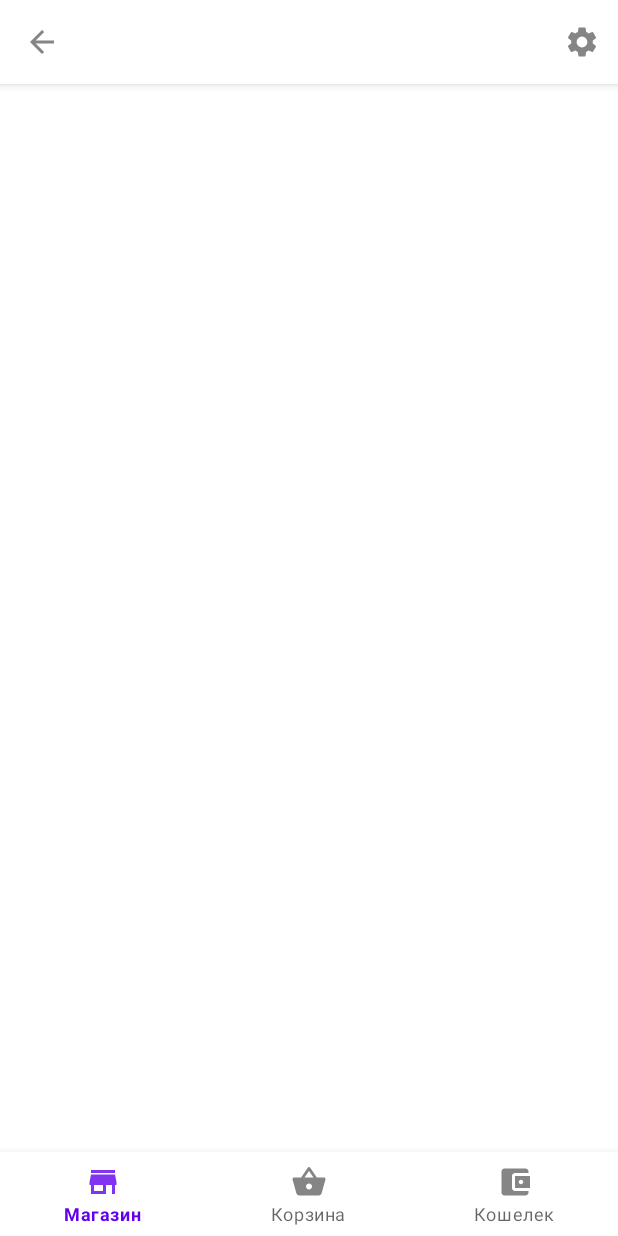
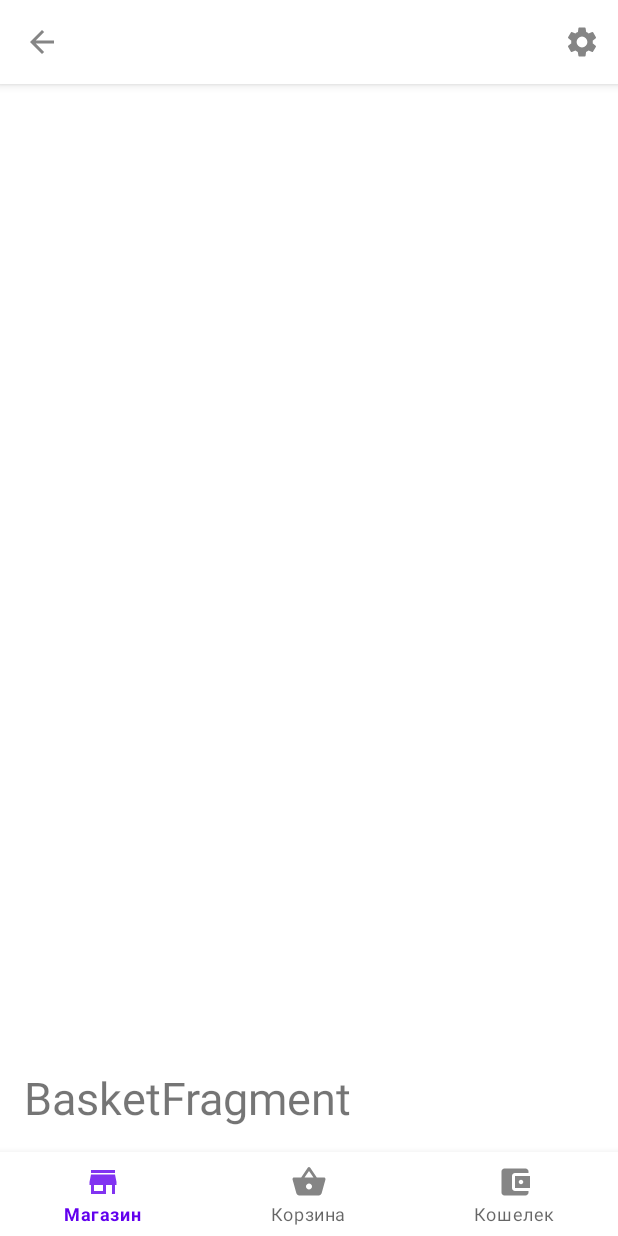
Before and after one commit to evgnpn/thesaddestshop, an Android app: the screen it shows after launch (MainActivity), on a phone screen of 412 x 824 dp. Run offline under Robolectric (Android 15) with nearby library versions, the phone set to English and light mode, and no system bars; our stand-ins replace Room's generated code.

Commit message:
add basketItems

```diff
--- a/app/src/main/java/by/step/thoughts/activity/MainActivity.java
+++ b/app/src/main/java/by/step/thoughts/activity/MainActivity.java
@@ -11,12 +11,16 @@ import androidx.fragment.app.Fragment;
 import androidx.fragment.app.FragmentManager;
 import androidx.fragment.app.FragmentTransaction;
 import androidx.lifecycle.ViewModelProvider;
+import androidx.room.Room;
+import androidx.room.RoomDatabase;
 
 import com.google.android.material.appbar.MaterialToolbar;
 import com.google.android.material.bottomnavigation.BottomNavigationView;
 
 import by.step.thoughts.Constants;
 import by.step.thoughts.R;
+import by.step.thoughts.data.AppDatabase;
+import by.step.thoughts.entity.Category;
 import by.step.thoughts.fragment.BasketFragment;
 import by.step.thoughts.fragment.ShopFragment;
 import by.step.thoughts.viewmodel.DatabaseViewModel;
@@ -37,108 +41,123 @@ public class MainActivity extends AppCompatActivity {
         setContentView(R.layout.activity_main);
         Log.i(LOG_TAG, "MainActivity: onCreate");
 
-        if (savedInstanceState != null) {
-            return;
-        }
+//        Thread th = new Thread(new Runnable() {
+//            @Override
+//            public void run() {
+//                AppDatabase database = Room
+//                        .databaseBuilder(MainActivity.this, AppDatabase.class, Constants.DATABASE_FILENAME)
+//                        .createFromAsset(Constants.DATABASE_FILENAME)
+//                        .build();
+//                database.getCategoryDao().insert(new Category("ddd"));
+//            }
+//        });
+//        th.start();
+
 
         //      this.savedInstanceState = savedInstanceState;
 
         new ViewModelProvider(this).get(DatabaseViewModel.class).setContext(this);
 
-        int pageId = getSelectedPageId();
+        getSupportFragmentManager()
+                .beginTransaction()
+                .replace(R.id.container, new BasketFragment(), BasketFragment.TAG)
+                .commit();
 
-        configureTopAppBar();
-        configureBottomNavBar(pageId);
+//
+//        int pageId = getSelectedPageId();
+//
+//        configureTopAppBar();
+//        configureBottomNavBar(pageId);
     }
 
-    private int getSelectedPageId() {
-        int pageId = savedInstanceState == null
-                ? Constants.DEFAULT_PAGE_ID
-                : savedInstanceState.getInt(Constants.ARG_PAGE_ID);
-
-        Log.i(LOG_TAG, "getSelectedPageId: " + msg(pageId));
-
-        return pageId;
-    }
-
-    private String msg(int pageId) {
-        if (pageId == R.id.shop_page)
-            return "shop_page";
-        if (pageId == R.id.basket_page)
-            return "basket_page";
-        if (pageId == R.id.purse_page)
-            return "purse_page";
-        return "";
-    }
-
-    private boolean navigateSwitch(int pageId) {
-        switch (pageId) {
-            case R.id.shop_page:
-                return navigateTo(new ShopFragment());
-            case R.id.basket_page:
-                return navigateTo(new BasketFragment());
-            case R.id.purse_page:
-                return true;
-        }
-        return false;
-    }
-
-    private <T extends Fragment> boolean navigateTo(String neededFragmentTag) {
-
-        FragmentManager fragmentManager = getSupportFragmentManager();
-        FragmentTransaction fragmentTransaction = fragmentManager.beginTransaction();
-
-        if (!activeFragmentTag.equals(neededFragmentTag)) {
-            Fragment activeFragment = fragmentManager.findFragmentByTag(activeFragmentTag);
-            if (activeFragment != null) {
-                fragmentTransaction.hide(activeFragment);
-            }
-            Fragment neededFragment = fragmentManager.findFragmentByTag(neededFragmentTag);
-            if (neededFragment != null) {
-                fragmentTransaction.show(neededFragment);
-            } else {
-
-                getSupportFragmentManager()
-                        .beginTransaction()
-                        .add(R.id.container, fragment, neededFragmentTag);
-            }
-        }
-
-
-        return true;
-    }
-
-    private void configureTopAppBar() {
-        topAppBar = findViewById(R.id.topAppBar);
-        topAppBar.setNavigationOnClickListener(new View.OnClickListener() {
-            @Override
-            public void onClick(View v) {
-                onBackPressed();
-            }
-        });
-    }
-
-    private void configureBottomNavBar(int pageId) {
-        bottomNavBar = findViewById(R.id.bottomNavBar);
-        bottomNavBar.setOnNavigationItemSelectedListener(new BottomNavigationView.OnNavigationItemSelectedListener() {
-            @Override
-            public boolean onNavigationItemSelected(@NonNull MenuItem item) {
-                return navigateSwitch(item.getItemId());
-            }
-        });
-        bottomNavBar.setSelectedItemId(pageId);
-
-    }
-
-    private Fragment createFragmentByTag(String tag) {
-        String shopFragmentTag = ShopFragment.class.getSimpleName();
-
-
-        switch (tag) {
-            case shopFragmentTag:
-                break;
-        }
-    }
+//    private int getSelectedPageId() {
+//        int pageId = savedInstanceState == null
+//                ? Constants.DEFAULT_PAGE_ID
+//                : savedInstanceState.getInt(Constants.ARG_PAGE_ID);
+//
+//        Log.i(LOG_TAG, "getSelectedPageId: " + msg(pageId));
+//
+//        return pageId;
+//    }
+//
+//    private String msg(int pageId) {
+//        if (pageId == R.id.shop_page)
+//            return "shop_page";
+//        if (pageId == R.id.basket_page)
+//            return "basket_page";
+//        if (pageId == R.id.purse_page)
+//            return "purse_page";
+//        return "";
+//    }
+//
+//    private boolean navigateSwitch(int pageId) {
+//        switch (pageId) {
+//            case R.id.shop_page:
+//                return navigateTo(new ShopFragment());
+//            case R.id.basket_page:
+//                return navigateTo(new BasketFragment());
+//            case R.id.purse_page:
+//                return true;
+//        }
+//        return false;
+//    }
+//
+//    private <T extends Fragment> boolean navigateTo(String neededFragmentTag) {
+//
+//        FragmentManager fragmentManager = getSupportFragmentManager();
+//        FragmentTransaction fragmentTransaction = fragmentManager.beginTransaction();
+//
+//        if (!activeFragmentTag.equals(neededFragmentTag)) {
+//            Fragment activeFragment = fragmentManager.findFragmentByTag(activeFragmentTag);
+//            if (activeFragment != null) {
+//                fragmentTransaction.hide(activeFragment);
+//            }
+//            Fragment neededFragment = fragmentManager.findFragmentByTag(neededFragmentTag);
+//            if (neededFragment != null) {
+//                fragmentTransaction.show(neededFragment);
+//            } else {
+//
+//                getSupportFragmentManager()
+//                        .beginTransaction()
+//                        .add(R.id.container, fragment, neededFragmentTag);
+//            }
+//        }
+//
+//
+//        return true;
+//    }
+//
+//    private void configureTopAppBar() {
+//        topAppBar = findViewById(R.id.topAppBar);
+//        topAppBar.setNavigationOnClickListener(new View.OnClickListener() {
+//            @Override
+//            public void onClick(View v) {
+//                onBackPressed();
+//            }
+//        });
+//    }
+//
+//    private void configureBottomNavBar(int pageId) {
+//        bottomNavBar = findViewById(R.id.bottomNavBar);
+//        bottomNavBar.setOnNavigationItemSelectedListener(new BottomNavigationView.OnNavigationItemSelectedListener() {
+//            @Override
+//            public boolean onNavigationItemSelected(@NonNull MenuItem item) {
+//                return navigateSwitch(item.getItemId());
+//            }
+//        });
+//        bottomNavBar.setSelectedItemId(pageId);
+//
+//    }
+//
+//    private Fragment createFragmentByTag(String tag) {
+//        String shopFragmentTag = ShopFragment.class.getSimpleName();
+//
+//
+//        switch (tag) {
+//            case shopFragmentTag:
+//                break;
+//        }
+//    }
 
     @Override
     protected void onSaveInstanceState(@NonNull Bundle outState) {
--- a/app/src/main/java/by/step/thoughts/data/AppDatabase.java
+++ b/app/src/main/java/by/step/thoughts/data/AppDatabase.java
@@ -3,18 +3,18 @@ package by.step.thoughts.data;
 import androidx.room.Database;
 import androidx.room.RoomDatabase;
 
-import by.step.thoughts.data.dao.BasketProductDao;
+import by.step.thoughts.data.dao.BasketItemDao;
 import by.step.thoughts.data.dao.CategoryDao;
 import by.step.thoughts.data.dao.ProductDao;
 import by.step.thoughts.data.dao.PurchaseDao;
 import by.step.thoughts.data.dao.PurseDao;
-import by.step.thoughts.entity.BasketProduct;
+import by.step.thoughts.entity.BasketItem;
 import by.step.thoughts.entity.Category;
 import by.step.thoughts.entity.Product;
 import by.step.thoughts.entity.Purchase;
 import by.step.thoughts.entity.Purse;
 
-@Database(version = 1, entities = {Category.class, Product.class, Purchase.class, BasketProduct.class, Purse.class})
+@Database(version = 1, entities = {Category.class, Product.class, Purchase.class, BasketItem.class, Purse.class})
 public abstract class AppDatabase extends RoomDatabase {
 
     abstract public CategoryDao getCategoryDao();
@@ -23,7 +23,7 @@ public abstract class AppDatabase extends RoomDatabase {
 
     abstract public PurchaseDao getPurchaseDao();
 
-    abstract public BasketProductDao getBasketProductDao();
+    abstract public BasketItemDao getBasketItemDao();
 
     abstract public PurseDao getPurseDaoDao();
 }
--- /dev/null
+++ b/app/src/main/java/by/step/thoughts/data/dao/BasketItemDao.java
@@ -0,0 +1,36 @@
+package by.step.thoughts.data.dao;
+
+import androidx.room.Dao;
+import androidx.room.Delete;
+import androidx.room.Insert;
+import androidx.room.Query;
+import androidx.room.Transaction;
+import androidx.room.Update;
+
+import java.util.List;
+
+import by.step.thoughts.entity.BasketItem;
+import by.step.thoughts.entity.relation.BasketItemAndProduct;
+
+@Dao
+public interface BasketItemDao {
+
+    @Query("SELECT * FROM BasketItems")
+    List<BasketItem> getAll();
+
+    @Query("SELECT * FROM BasketItems WHERE productId = :productId LIMIT 1")
+    BasketItem getByProductId(int productId);
+
+    @Transaction
+    @Query("SELECT * FROM BasketItems")
+    List<BasketItemAndProduct> getBasketItemAndProducts();
+
+    @Insert
+    void insert(BasketItem... basketItems);
+
+    @Delete
+    void delete(BasketItem... basketItems);
+
+    @Update
+    void update(BasketItem... basketItems);
+}
--- a/app/src/main/java/by/step/thoughts/data/dao/BasketProductDao.java
+++ /dev/null
@@ -1,31 +0,0 @@
-package by.step.thoughts.data.dao;
-
-import androidx.room.Dao;
-import androidx.room.Delete;
-import androidx.room.Insert;
-import androidx.room.OnConflictStrategy;
-import androidx.room.Query;
-import androidx.room.Update;
-
-import java.util.List;
-
-import by.step.thoughts.entity.BasketProduct;
-
-@Dao
-public interface BasketProductDao {
-
-    @Query("SELECT id, productId FROM BasketProducts")
-    List<BasketProduct> getAll();
-
-    @Query("SELECT  id, productId FROM BasketProducts WHERE id = :id LIMIT 1")
-    BasketProduct getById(String id);
-
-    @Insert(onConflict = OnConflictStrategy.ABORT)
-    void insert(BasketProduct... basketProducts);
-
-    @Delete
-    void delete(BasketProduct... basketProducts);
-
-    @Update
-    void update(BasketProduct... basketProducts);
-}
--- a/app/src/main/java/by/step/thoughts/data/dao/CategoryDao.java
+++ b/app/src/main/java/by/step/thoughts/data/dao/CategoryDao.java
@@ -10,7 +10,7 @@ import androidx.room.Update;
 import java.util.List;
 
 import by.step.thoughts.entity.Category;
-import by.step.thoughts.entity.CategoryWithProducts;
+import by.step.thoughts.entity.relation.CategoryWithProducts;
 
 @Dao
 public interface CategoryDao {
--- a/app/src/main/java/by/step/thoughts/entity/CategoryWithProducts.java
+++ b/app/src/main/java/by/step/thoughts/entity/relation/CategoryWithProducts.java
@@ -1,9 +1,12 @@
-package by.step.thoughts.entity;
+package by.step.thoughts.entity.relation;
 
 import androidx.room.Embedded;
 import androidx.room.Relation;
 
 import java.util.List;
+
+import by.step.thoughts.entity.Category;
+import by.step.thoughts.entity.Product;
 
 public class CategoryWithProducts {
     @Embedded
--- a/app/src/main/java/by/step/thoughts/fragment/BasketFragment.java
+++ b/app/src/main/java/by/step/thoughts/fragment/BasketFragment.java
@@ -1,28 +1,39 @@
 package by.step.thoughts.fragment;
 
-import androidx.lifecycle.ViewModelProviders;
-
+import android.content.Context;
 import android.os.Bundle;
+import android.util.Log;
+import android.view.LayoutInflater;
+import android.view.View;
+import android.view.ViewGroup;
+import android.widget.Button;
+import android.widget.ListView;
+import android.widget.ProgressBar;
+import android.widget.Toast;
 
 import androidx.annotation.NonNull;
 import androidx.annotation.Nullable;
 import androidx.fragment.app.Fragment;
+import androidx.fragment.app.FragmentActivity;
+import androidx.lifecycle.ViewModelProvider;
 
-import android.util.Log;
-import android.view.LayoutInflater;
-import android.view.View;
-import android.view.ViewGroup;
-import android.widget.Toast;
-
-import java.security.CodeSigner;
+import java.util.List;
 import java.util.UUID;
 
 import by.step.thoughts.Constants;
 import by.step.thoughts.R;
+import by.step.thoughts.adapter.BasketListAdapter;
+import by.step.thoughts.entity.relation.BasketItemAndProduct;
+import by.step.thoughts.interfaces.OnAsyncTaskAction;
+import by.step.thoughts.task.BasketItemAndProductAsyncTask;
+import by.step.thoughts.viewmodel.DatabaseViewModel;
 
 public class BasketFragment extends Fragment {
 
     public static final String TAG = UUID.randomUUID().toString();
+
+    private BasketListAdapter adapter;
+    private DatabaseViewModel databaseViewModel;
 
     @Override
     public void onCreate(@Nullable Bundle savedInstanceState) {
@@ -39,6 +50,35 @@ public class BasketFragment extends Fragment {
     @Override
     public void onActivityCreated(@Nullable Bundle savedInstanceState) {
         super.onActivityCreated(savedInstanceState);
+
+        FragmentActivity activity = requireActivity();
+        databaseViewModel = new ViewModelProvider(activity).get(DatabaseViewModel.class);
+        final Context context = getContext();
+        final ProgressBar progressBar = activity.findViewById(R.id.progressBar);
+
+        if (context != null) {
+
+            new BasketItemAndProductAsyncTask(new OnAsyncTaskAction<List<BasketItemAndProduct>>() {
+                @Override
+                public void onStart() {
+                    toggleProgressBar(progressBar);
+                }
+
+                @Override
+                public void onFinish(List<BasketItemAndProduct> result) {
+                    toggleProgressBar(progressBar);
+                    createAdapter(context, result);
+                    setAdapter();
+                }
+
+                @Override
+                public void onProgress(Object... objects) {
+
+                }
+            }).execute(databaseViewModel.getDatabase().getValue());
+        }
+
+
     }
 
     @Override
@@ -46,4 +86,26 @@ public class BasketFragment extends Fragment {
         super.onDestroy();
         Log.i(Constants.LOG_TAG, "BasketFragment: onDestroy");
     }
+
+    private void createAdapter(final Context context, List<BasketItemAndProduct> basketItemAndProducts) {
+        adapter = new BasketListAdapter(context, R.layout.basket_item, basketItemAndProducts);
+        adapter.setOnCloseClickListener(new BasketListAdapter.OnCloseClickListener() {
+            @Override
+            public void accept(BasketItemAndProduct basketItemAndProduct, Button closeButton) {
+                Toast.makeText(context, "Basket OnClose", Toast.LENGTH_SHORT).show();
+            }
+        });
+    }
+
+    private void setAdapter() {
+        View view = getView();
+        if (view != null) {
+            ListView basketLv = view.findViewById(R.id.basketLv);
+            basketLv.setAdapter(adapter);
+        }
+    }
+
+    private void toggleProgressBar(ProgressBar progressBar) {
+        progressBar.setVisibility(progressBar.getVisibility() == View.VISIBLE ? View.GONE : View.VISIBLE);
+    }
 }
--- a/app/src/main/java/by/step/thoughts/fragment/ShopFragment.java
+++ b/app/src/main/java/by/step/thoughts/fragment/ShopFragment.java
@@ -22,10 +22,9 @@ import by.step.thoughts.Constants;
 import by.step.thoughts.R;
 import by.step.thoughts.adapter.ShopExpandableListAdapter;
 import by.step.thoughts.entity.Category;
-import by.step.thoughts.entity.CategoryWithProducts;
+import by.step.thoughts.entity.relation.CategoryWithProducts;
 import by.step.thoughts.entity.Product;
 import by.step.thoughts.interfaces.OnAsyncTaskAction;
-import by.step.thoughts.interfaces.OnChildClickListener;
 import by.step.thoughts.task.CategoryWithProductsAsyncTask;
 import by.step.thoughts.viewmodel.DatabaseViewModel;
 
@@ -85,7 +84,7 @@ public class ShopFragment extends Fragment {
 
     private void createAdapter(Context context, List<CategoryWithProducts> categoryWithProductsList) {
         adapter = new ShopExpandableListAdapter(context, R.layout.category_item, R.layout.product_item, categoryWithProductsList);
-        adapter.setOnChildClickAction(new OnChildClickListener() {
+        adapter.setOnChildClickAction(new ShopExpandableListAdapter.OnChildClickListener() {
             @Override
             public void accept(Category category, Product product) {
                 getParentFragmentManager()
--- /dev/null
+++ b/app/src/main/java/by/step/thoughts/task/BasketItemAndProductAsyncTask.java
@@ -0,0 +1,45 @@
+package by.step.thoughts.task;
+
+import android.os.AsyncTask;
+
+import java.util.List;
+
+import by.step.thoughts.data.AppDatabase;
+import by.step.thoughts.entity.relation.BasketItemAndProduct;
+import by.step.thoughts.interfaces.OnAsyncTaskAction;
+
+public class BasketItemAndProductAsyncTask extends AsyncTask<AppDatabase, Void, List<BasketItemAndProduct>> {
+
+    private OnAsyncTaskAction<List<BasketItemAndProduct>> onAsyncTaskAction;
+
+    public BasketItemAndProductAsyncTask(OnAsyncTaskAction<List<BasketItemAndProduct>> onAsyncTaskAction) {
+        this.onAsyncTaskAction = onAsyncTaskAction;
+    }
+
+    public OnAsyncTaskAction<List<BasketItemAndProduct>> getOnAsyncTaskAction() {
+        return onAsyncTaskAction;
+    }
+
+    public void setOnAsyncTaskAction(OnAsyncTaskAction<List<BasketItemAndProduct>> onAsyncTaskAction) {
+        this.onAsyncTaskAction = onAsyncTaskAction;
+    }
+
+    @Override
+    protected List<BasketItemAndProduct> doInBackground(AppDatabase... appDatabases) {
+        return appDatabases[0].getBasketItemDao().getBasketItemAndProducts();
+    }
+
+    @Override
+    protected void onPreExecute() {
+        super.onPreExecute();
+        if (onAsyncTaskAction != null)
+            onAsyncTaskAction.onStart();
+    }
+
+    @Override
+    protected void onPostExecute(List<BasketItemAndProduct> basketItemAndProducts) {
+        super.onPostExecute(basketItemAndProducts);
+        if (onAsyncTaskAction != null)
+            onAsyncTaskAction.onFinish(basketItemAndProducts);
+    }
+}
--- a/app/src/main/java/by/step/thoughts/task/CategoryWithProductsAsyncTask.java
+++ b/app/src/main/java/by/step/thoughts/task/CategoryWithProductsAsyncTask.java
@@ -5,7 +5,7 @@ import android.os.AsyncTask;
 import java.util.List;
 
 import by.step.thoughts.data.AppDatabase;
-import by.step.thoughts.entity.CategoryWithProducts;
+import by.step.thoughts.entity.relation.CategoryWithProducts;
 import by.step.thoughts.interfaces.OnAsyncTaskAction;
 
 public class CategoryWithProductsAsyncTask extends AsyncTask<AppDatabase, Void, List<CategoryWithProducts>> {
--- a/app/src/main/res/layout/basket_fragment.xml
+++ b/app/src/main/res/layout/basket_fragment.xml
@@ -1,8 +1,22 @@
 <?xml version="1.0" encoding="utf-8"?>
 
-<FrameLayout android:layout_width="match_parent"
+<LinearLayout xmlns:android="http://schemas.android.com/apk/res/android"
+    android:layout_width="match_parent"
     android:layout_height="match_parent"
-    xmlns:android="http://schemas.android.com/apk/res/android"
-    android:background="#303030">
+    android:orientation="vertical">
 
-</FrameLayout>
+    <ListView
+        android:id="@+id/basketLv"
+        android:layout_width="match_parent"
+        android:layout_height="0dp"
+        android:layout_weight="1">
+
+    </ListView>
+
+    <TextView
+        android:layout_width="match_parent"
+        android:layout_height="wrap_content"
+        android:padding="16dp"
+        android:text="BasketFragment"
+        android:textSize="30sp" />
+</LinearLayout>
```
Also changed, not shown: app/src/main/java/by/step/thoughts/adapter/BasketListAdapter.java (+33 -16 lines), app/src/main/java/by/step/thoughts/adapter/ShopExpandableListAdapter.java (+6 -2 lines), app/src/main/java/by/step/thoughts/entity/BasketItem.java (renamed from app/src/main/java/by/step/thoughts/entity/BasketProduct.java, +7 -9 lines), app/src/main/java/by/step/thoughts/entity/Product.java (+25 -0 lines), app/src/main/java/by/step/thoughts/entity/relation/BasketItemAndProduct.java (added, +17 -0 lines), app/src/main/java/by/step/thoughts/interfaces/OnChildClickListener.java (deleted, +0 -10 lines), app/src/main/res/layout/basket_item.xml (+13 -9 lines), app/src/main/assets/app_database.db (deleted).
